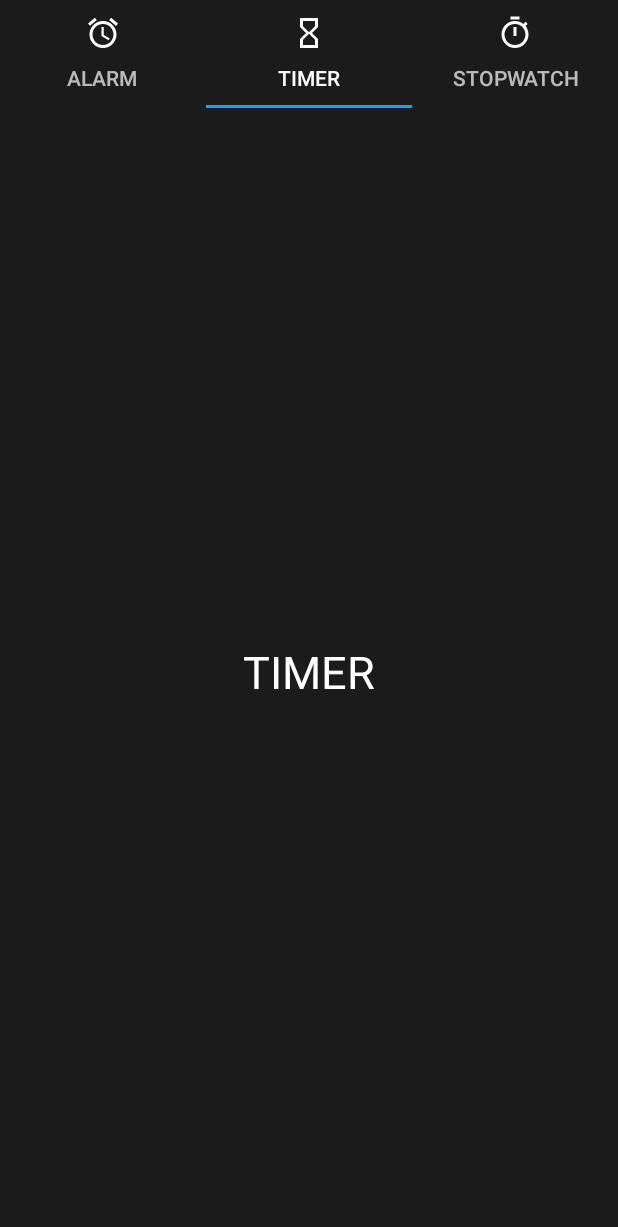
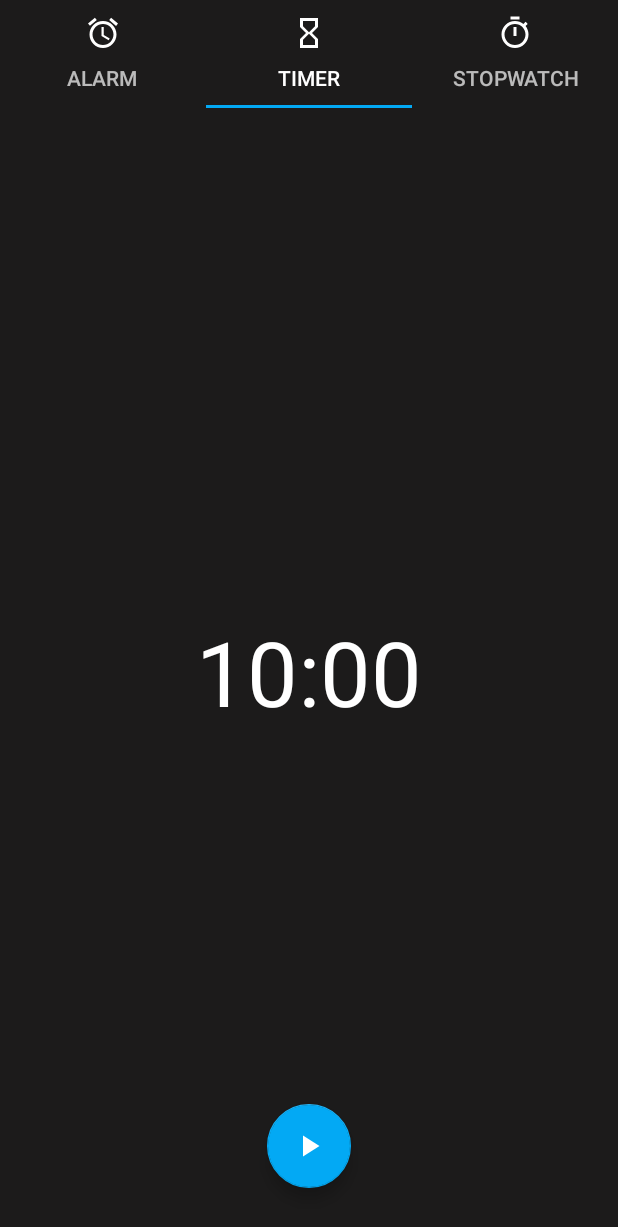
Before and after one commit to rvailnaveed/android, an Android app: the screen it shows after launch (MainActivity), tab 2 chosen, on a phone screen of 412 x 824 dp. Shown: the top 1227 px of the screen. Run offline under Robolectric (Android 15) with nearby library versions, the phone set to English and light mode, and no system bars.

Commit message:
Added countdown timer

```diff
--- a/Clock/app/src/main/java/com/example/clock/Tab2.java
+++ b/Clock/app/src/main/java/com/example/clock/Tab2.java
@@ -1,12 +1,19 @@
 package com.example.clock;
 
 import android.content.Context;
+import android.content.SharedPreferences;
 import android.net.Uri;
 import android.os.Bundle;
+import android.os.CountDownTimer;
+import android.support.design.widget.FloatingActionButton;
 import android.support.v4.app.Fragment;
 import android.view.LayoutInflater;
 import android.view.View;
 import android.view.ViewGroup;
+import android.widget.Button;
+import android.widget.TextView;
+
+import java.util.Locale;
 
 
 /**
@@ -18,6 +25,16 @@ import android.view.ViewGroup;
  * create an instance of this fragment.
  */
 public class Tab2 extends Fragment {
+    private static final long START_TIME_MILLIS = 600000;
+    private long timeLeftInMills;
+    private TextView timer_text;
+    private Button reset;
+    private FloatingActionButton start;
+    private FloatingActionButton pause;
+    private CountDownTimer countdownTimer;
+    private boolean timerRunning;
+    private long endTime;
+
     // TODO: Rename parameter arguments, choose names that match
     // the fragment initialization parameters, e.g. ARG_ITEM_NUMBER
     private static final String ARG_PARAM1 = "param1";
@@ -63,8 +80,40 @@ public class Tab2 extends Fragment {
     @Override
     public View onCreateView(LayoutInflater inflater, ViewGroup container,
                              Bundle savedInstanceState) {
-        // Inflate the layout for this fragment
-        return inflater.inflate(R.layout.fragment_tab2, container, false);
+        View inf = inflater.inflate(R.layout.fragment_tab2, container, false);
+        start = inf.findViewById(R.id.timer_start);
+        pause = inf.findViewById(R.id.timer_pause);
+        reset = inf.findViewById(R.id.reset_btn);
+        timer_text = inf.findViewById(R.id.timer_text);
+
+   //     start.hide();
+        pause.hide();
+        reset.setVisibility(View.INVISIBLE);
+
+        start.setOnClickListener(new View.OnClickListener() {
+            @Override
+            public void onClick(View v) {
+                startTimer();
+            }
+        });
+
+        pause.setOnClickListener(new View.OnClickListener() {
+            @Override
+            public void onClick(View v) {
+                pauseTimer();
+            }
+        });
+
+        reset.setOnClickListener(new View.OnClickListener() {
+            @Override
+            public void onClick(View v) {
+                resetTimer();
+            }
+        });
+
+       // updateTimerText();
+
+        return inf;
     }
 
     // TODO: Rename method, update argument and hook method into UI event
@@ -91,6 +140,90 @@ public class Tab2 extends Fragment {
         mListener = null;
     }
 
+
+    private void startTimer() {
+        start.hide();
+        pause.show();
+        reset.setVisibility(View.VISIBLE);
+
+        endTime = System.currentTimeMillis() + timeLeftInMills;
+        countdownTimer = new CountDownTimer(timeLeftInMills, 1000) {
+            @Override
+            public void onTick(long millisUntilFinished) {
+                timeLeftInMills = millisUntilFinished;
+                updateTimerText();
+            }
+
+            @Override
+            public void onFinish() {
+                timerRunning = false;
+            }
+        }.start();
+        timerRunning = true;
+    }
+
+    private void pauseTimer(){
+        countdownTimer.cancel();
+        timerRunning = false;
+        pause.hide();
+        start.show();
+    }
+
+    private void resetTimer(){
+        timeLeftInMills = START_TIME_MILLIS;
+        countdownTimer.cancel();
+        updateTimerText();
+        start.show();
+        pause.hide();
+        reset.setVisibility(View.INVISIBLE);
+    }
+
+    private void updateTimerText(){
+        int minutes = (int) timeLeftInMills / 1000 / 60;
+        int seconds = (int) timeLeftInMills / 1000 % 60;
+        String timeLeft = String.format(Locale.getDefault(), "%02d:%02d", minutes, seconds);
+        timer_text.setText(timeLeft);
+    }
+
+
+    @Override
+    public void onStart() {
+        super.onStart();
+
+        SharedPreferences prefs = this.getActivity().getSharedPreferences("prefs", Context.MODE_PRIVATE);
+
+        timeLeftInMills = prefs.getLong("millisLeft", START_TIME_MILLIS);
+        timerRunning = prefs.getBoolean("timerRunning", false);
+        updateTimerText();
+
+        if (timerRunning) {
+            endTime = prefs.getLong("endTime", 0);
+            timeLeftInMills = endTime - System.currentTimeMillis();
+
+            if (timeLeftInMills < 0){
+                timeLeftInMills = 0;
+                timerRunning = false;
+                updateTimerText();
+            } else {
+                startTimer();
+            }
+        }
+
+    }
+
+    @Override
+    public void onStop() {
+        super.onStop();
+
+        SharedPreferences prefs = this.getActivity().getSharedPreferences("prefs", Context.MODE_PRIVATE);
+        SharedPreferences.Editor editor = prefs.edit();
+        editor.putLong("millisLeft", timeLeftInMills);
+        editor.putBoolean("timerRunning", timerRunning);
+        //editor.putLong("endTime", endTime);
+
+        editor.apply();
+    }
+
     /**
      * This interface must be implemented by activities that contain this
      * fragment to allow an interaction in this fragment to be communicated
--- a/Clock/app/src/main/java/com/example/clock/Tab3.java
+++ b/Clock/app/src/main/java/com/example/clock/Tab3.java
@@ -91,7 +91,6 @@ public class Tab3 extends Fragment {
         final Button reset = inf.findViewById(R.id.reset_btn);
         final Button lap = inf.findViewById(R.id.lap_btn);
         final Chronometer stopwatch = inf.findViewById(R.id.stopwatch);
-        final long timeWhenStopped = 0;
         pause.hide();
         reset.setVisibility(View.GONE);
         lap.setVisibility(View.GONE);
--- a/Clock/app/src/main/res/layout/fragment_tab2.xml
+++ b/Clock/app/src/main/res/layout/fragment_tab2.xml
@@ -1,16 +1,59 @@
+<?xml version="1.0" encoding="utf-8"?>
 <RelativeLayout xmlns:android="http://schemas.android.com/apk/res/android"
-    xmlns:tools="http://schemas.android.com/tools"
+    xmlns:app="http://schemas.android.com/apk/res-auto"
     android:layout_width="match_parent"
-    android:layout_height="match_parent">
+    android:layout_height="match_parent"
+    android:paddingBottom="16dp"
+    android:paddingLeft="16dp"
+    android:paddingRight="16dp"
+    android:paddingTop="16dp"
+    android:animateLayoutChanges="true">
 
-    <!-- TODO: Update blank fragment layout -->
     <TextView
+        android:id="@+id/timer_text"
         android:layout_width="wrap_content"
         android:layout_height="wrap_content"
-        android:text="TIMER"
+        android:layout_centerHorizontal="true"
+        android:layout_centerVertical="true"
+        android:text="00:00"
         android:textColor="@color/white"
-        android:layout_centerInParent="true"
-        android:textSize="30dp"
+        android:textSize="60sp" />
+
+    <android.support.design.widget.FloatingActionButton
+        android:id="@+id/timer_start"
+        android:layout_width="wrap_content"
+        android:layout_height="wrap_content"
+        android:layout_centerHorizontal="true"
+        android:layout_alignParentBottom="true"
+        android:layout_marginBottom="16dp"
+        android:clickable="true"
+        app:backgroundTint="@color/light_blue"
+        app:srcCompat="@drawable/play"
+        android:focusable="true" />
+
+    <android.support.design.widget.FloatingActionButton
+        android:id="@+id/timer_pause"
+        android:layout_width="wrap_content"
+        android:layout_height="wrap_content"
+        android:layout_centerHorizontal="true"
+        android:layout_alignParentBottom="true"
+        android:layout_marginBottom="16dp"
+        android:clickable="true"
+        app:backgroundTint="@color/light_blue"
+        app:srcCompat="@drawable/pause"
+        android:focusable="true" />
+
+    <Button
+        android:layout_width="wrap_content"
+        android:layout_height="wrap_content"
+        android:layout_alignParentBottom="true"
+        android:layout_marginBottom="16dp"
+        android:id="@+id/reset_btn"
+        android:text="RESET"
+        android:textSize="16sp"
+        android:textColor="@color/grey"
+        android:background="@drawable/ripple_effect"
         />
 
+
 </RelativeLayout>
```
